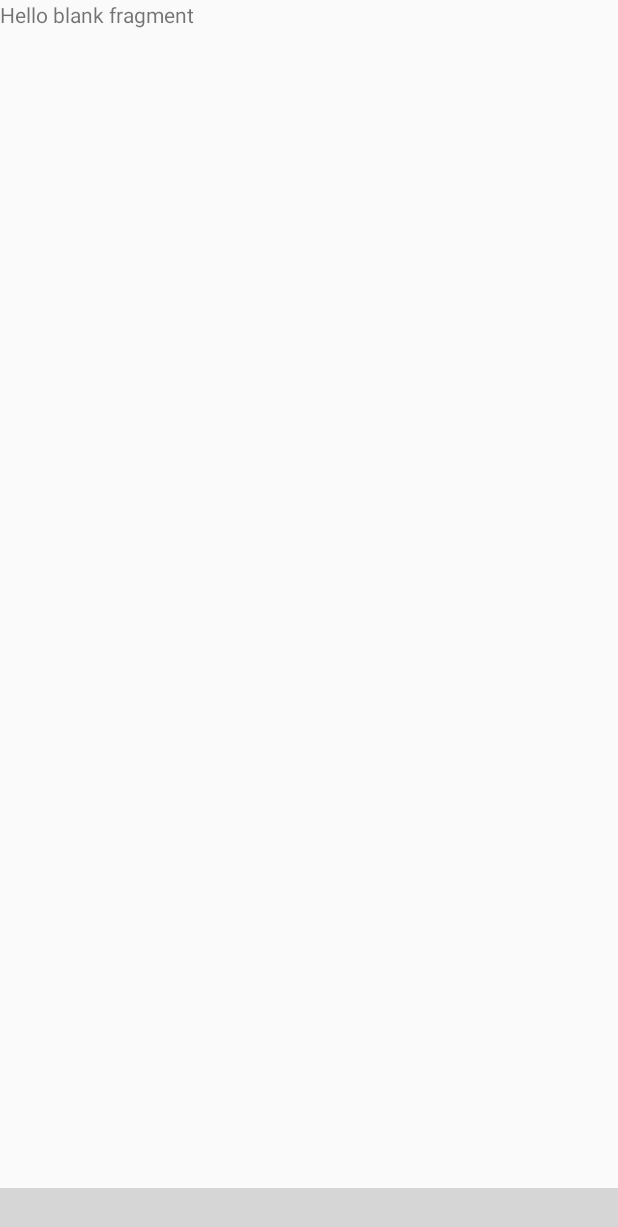
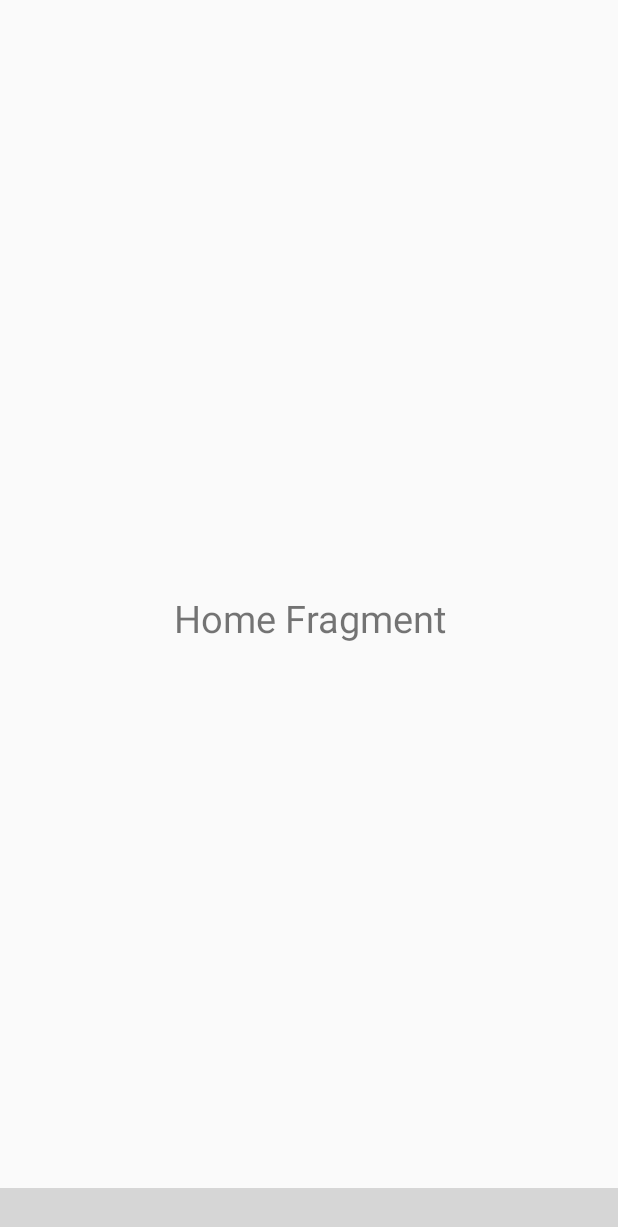
Before and after one commit to gargk747/Rent-Inn, an Android app: the MainActivity screen opened directly, with no data from a screen before it, on a phone screen of 412 x 824 dp. Shown: the top 1227 px of the screen. Run offline under Robolectric (Android 15) with nearby library versions, the phone set to English and light mode, and no system bars; libraries missing offline, so code that uses them is left out: com.etebarian.meowbottomnavigation; plain views replace MeowBottomNavigation; 10 statements that could not run were skipped; grey boxes are pictures that could not be loaded.

Commit message:
Fragments Added

```diff
--- a/app/src/main/java/com/example/rentalbazaar/MainActivity.java
+++ b/app/src/main/java/com/example/rentalbazaar/MainActivity.java
@@ -29,11 +29,12 @@ public class MainActivity extends AppCompatActivity {
         BottomNav.add(new MeowBottomNavigation.Model(5,R.drawable.ic_profile));
 
         getSupportFragmentManager().beginTransaction().replace(R.id.fragmentContainer,new HomeFragment()).commit();
+        BottomNav.setCount(1,"100");
 
         BottomNav.setOnClickMenuListener(new MeowBottomNavigation.ClickListener() {
             @Override
             public void onClickItem(MeowBottomNavigation.Model item) {
-                Toast.makeText(getApplicationContext(),"Clicked item"+item.getId(),Toast.LENGTH_SHORT).show();
+
             }
         });
         BottomNav.setOnShowListener(new MeowBottomNavigation.ShowListener() {
--- a/app/src/main/res/layout/fragment_home.xml
+++ b/app/src/main/res/layout/fragment_home.xml
@@ -1,14 +1,14 @@
 <?xml version="1.0" encoding="utf-8"?>
-<FrameLayout xmlns:android="http://schemas.android.com/apk/res/android"
+<RelativeLayout xmlns:android="http://schemas.android.com/apk/res/android"
     xmlns:tools="http://schemas.android.com/tools"
     android:layout_width="match_parent"
     android:layout_height="match_parent"
     tools:context=".HomeFragment">
-
-    <!-- TODO: Update blank fragment layout -->
     <TextView
+        android:layout_centerInParent="true"
         android:layout_width="match_parent"
-        android:layout_height="match_parent"
-        android:text="@string/hello_blank_fragment" />
-
-</FrameLayout>
+        android:layout_height="wrap_content"
+        android:textAlignment="center"
+        android:textSize="25dp"
+        android:text="Home Fragment" />
+</RelativeLayout>
```
Also changed, not shown: app/src/main/res/layout/fragment_add.xml (+7 -4 lines), app/src/main/res/layout/fragment_explore.xml (+7 -7 lines), app/src/main/res/layout/fragment_profile.xml (+7 -7 lines), app/src/main/res/layout/fragment_saved.xml (+7 -7 lines).
